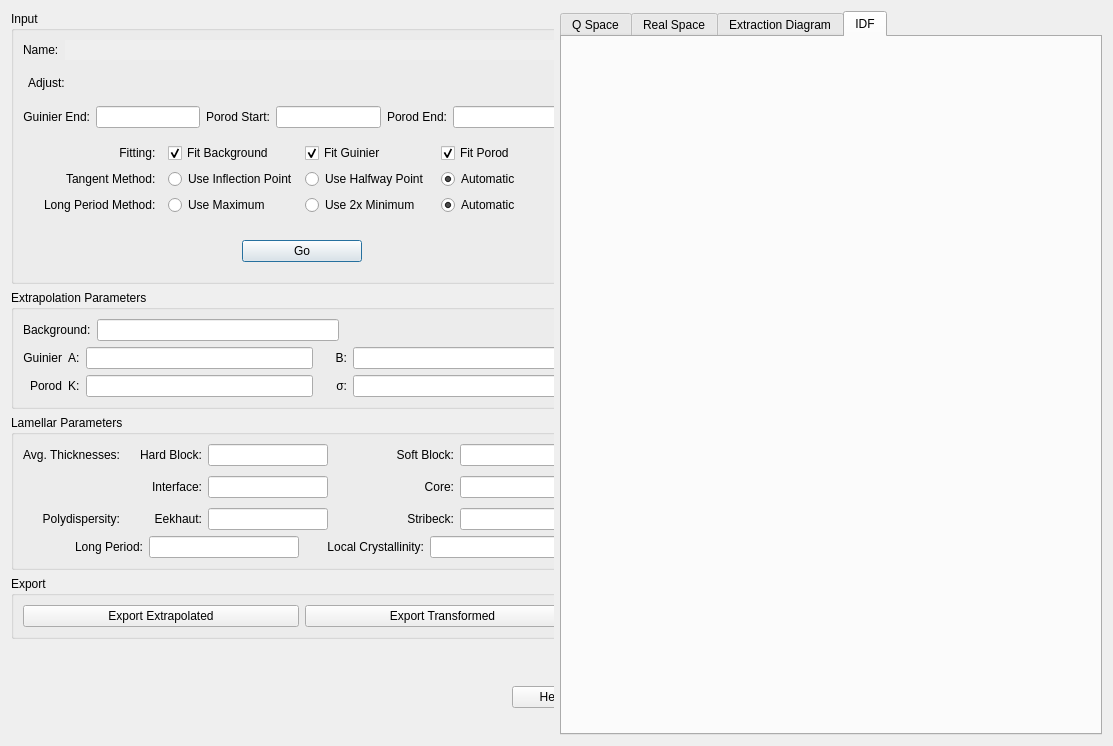
Qt form src/sas/qtgui/Perspectives/Corfunc/UI/CorfuncPanel.ui (SasView/sasview) before a commit.
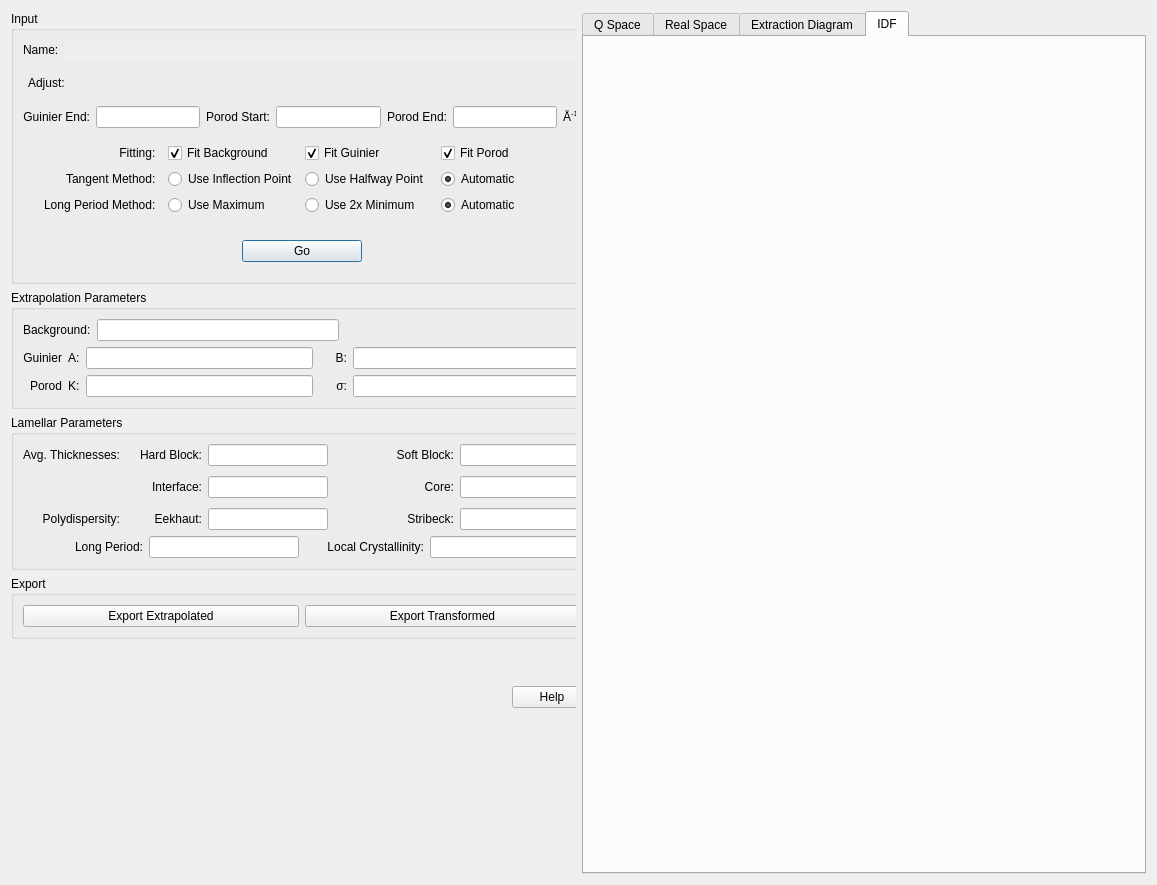
The same form after that commit.

Commit message: Finished sas/qtgui/Calculators renaming with Qt abbreviation convention, corrected size error in src/sas/qtgui/Perspectives/Corfunc/UI/CorfuncPanel.ui, corrected first tab to be shown in src/sas/qtgui/Perspectives/ParticleEditor/UI/DesignWindowUI.ui

Patch:
```diff
--- a/src/sas/qtgui/Perspectives/Corfunc/UI/CorfuncPanel.ui
+++ b/src/sas/qtgui/Perspectives/Corfunc/UI/CorfuncPanel.ui
@@ -6,8 +6,8 @@
    <rect>
     <x>0</x>
     <y>0</y>
-    <width>1113</width>
-    <height>746</height>
+    <width>1157</width>
+    <height>885</height>
    </rect>
   </property>
   <property name="sizePolicy">
@@ -43,7 +43,7 @@
         <x>0</x>
         <y>0</y>
         <width>581</width>
-        <height>728</height>
+        <height>867</height>
        </rect>
       </property>
       <layout class="QVBoxLayout" name="verticalLayout">
```
Left out of the diff: 2 changed lines with no effect on the pictures. The commit also changes 12 other files.
